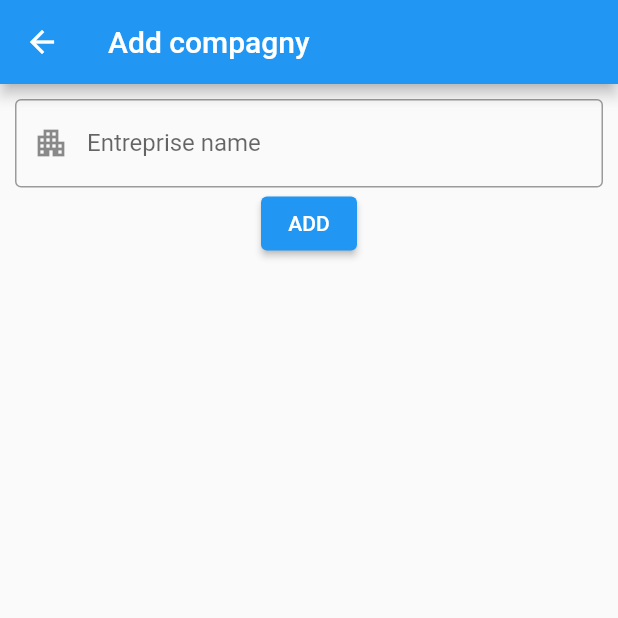
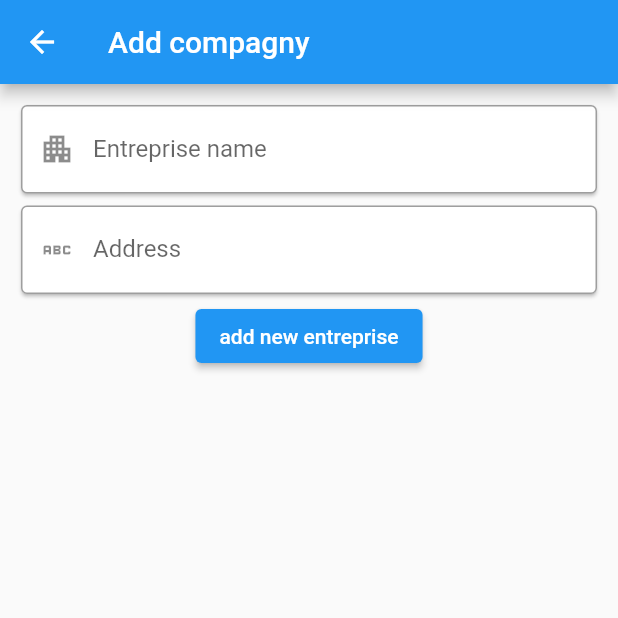
Before and after one commit to PAClement/FlutterFirstProject, a Flutter app: the screen it shows after launch, after a tap on the "add" icon, on a phone screen of 412 x 824 dp, the top half of it. Run offline on Flutter 3.47's test engine with Material 2 defaults, Android fonts, the phone set to English and light mode, and no system bars.

Commit message:
Search Address + fetch API

```diff
--- a/lib/main.dart
+++ b/lib/main.dart
@@ -1,5 +1,6 @@
 import 'package:first_project/ui/screens/add_company.dart';
 import 'package:first_project/ui/screens/home.dart';
+import 'package:first_project/ui/screens/search_address.dart';
 import 'package:flutter/material.dart';
 
 void main() {
@@ -18,10 +19,11 @@ class MyApp extends StatelessWidget {
       theme: ThemeData(
         primarySwatch: Colors.blue,
       ),
-      home: Home(),
+      home: const Home(),
       routes: {
-        '/home': (context) => Home(),
+        '/home': (context) => const Home(),
         '/addCompany': (context) => AddCompagny(),
+        '/searchAddr': (context) => const SearchAddress()
       },
     );
   }
@@ -39,6 +41,6 @@ class MyHomePage extends StatefulWidget {
 class _MyHomePageState extends State<MyHomePage> {
   @override
   Widget build(BuildContext context) {
-    return Scaffold();
+    return const Scaffold();
   }
 }
--- /dev/null
+++ b/lib/models/address.dart
@@ -0,0 +1,17 @@
+class Address {
+  final String street;
+  final String postcode;
+  final String city;
+
+  const Address(this.street, this.postcode, this.city);
+
+  factory Address.fromGeoJson(Map<String, dynamic> json) {
+    final Map<String, dynamic> properties = json['properties'] ?? {};
+
+    final String street = properties['name'];
+    final String postcode = properties['postcode'];
+    final String city = properties['city'];
+
+    return Address(street, postcode, city);
+  }
+}
--- a/lib/models/company.dart
+++ b/lib/models/company.dart
@@ -1,6 +1,9 @@
+import 'package:first_project/models/address.dart';
+
 class Company {
   final int id;
   final String name;
+  final Address address;
 
-  const Company(this.id, this.name);
+  const Company(this.id, this.name, this.address);
 }
--- /dev/null
+++ b/lib/repositories/AddressRepository.dart
@@ -0,0 +1,30 @@
+import 'dart:convert';
+import 'package:http/http.dart';
+import '../models/address.dart';
+
+class AddressRepository {
+  Future<List<Address>> fetchAddresses(String query) async {
+    final Response response = await get(
+        Uri.parse('https://api-adresse.data.gouv.fr/search?q=$query&limit=15'));
+    if (response.statusCode == 200) {
+      final List<Address> addresses = []; // Liste que la méthode va renvoyer
+
+      // Transformation du JSON (String) en Map<String, dynamic>
+      final Map<String, dynamic> json = jsonDecode(response.body);
+      if (json.containsKey("features")) {
+        // Récupération des "features"
+        final List<dynamic> features = json['features'];
+
+        // Transformation de chaque "feature" en objet de type "Address"
+        for (Map<String, dynamic> feature in features) {
+          final Address address = Address.fromGeoJson(feature);
+
+          addresses.add(address);
+        }
+      }
+      return addresses;
+    } else {
+      throw Exception('Failed to load addresses');
+    }
+  }
+}
--- a/lib/ui/screens/add_company.dart
+++ b/lib/ui/screens/add_company.dart
@@ -1,10 +1,15 @@
 import 'package:flutter/material.dart';
 import '../../models/company.dart';
+import '../../models/address.dart';
 
 class AddCompagny extends StatelessWidget {
   AddCompagny({Key? key}) : super(key: key);
 
-  final _textFieldController = TextEditingController();
+  final _nameController = TextEditingController();
+  Address? address;
+
+  final _addrController = TextEditingController();
+
   final GlobalKey<FormState> _formKey = GlobalKey();
 
   @override
@@ -14,36 +19,64 @@ class AddCompagny extends StatelessWidget {
         title: const Text('Add compagny'),
       ),
       body: Container(
-        margin: EdgeInsets.all(10.0),
+        margin: const EdgeInsets.all(10.0),
         child: Form(
           key: _formKey,
           child: Column(
             crossAxisAlignment: CrossAxisAlignment.center,
             children: <Widget>[
-              TextFormField(
-                decoration: const InputDecoration(
-                  prefixIcon: Icon(Icons.apartment),
-                  border: OutlineInputBorder(),
-                  labelText: 'Entreprise name',
+              Card(
+                child: TextFormField(
+                  controller: _nameController,
+                  validator: (value) {
+                    if (value == null || value.isEmpty) {
+                      return 'Please enter some text';
+                    }
+                    return null;
+                  },
+                  decoration: const InputDecoration(
+                    prefixIcon: Icon(Icons.apartment),
+                    border: OutlineInputBorder(),
+                    labelText: 'Entreprise name',
+                  ),
                 ),
-                validator: (value) {
-                  if (value == null || value.isEmpty) {
-                    return 'Please enter some text';
-                  }
-                  return null;
-                },
-                controller: _textFieldController,
+              ),
+              Card(
+                child: TextFormField(
+                  controller: _addrController,
+                  validator: (value) {
+                    if (value == null || value.isEmpty) {
+                      return 'Please enter some text';
+                    }
+                    return null;
+                  },
+                  decoration: const InputDecoration(
+                    prefixIcon: Icon(Icons.abc_outlined),
+                    border: OutlineInputBorder(),
+                    labelText: 'Address',
+                  ),
+                  readOnly: true,
+                  onTap: () async {
+                    address = await Navigator.of(context)
+                        .pushNamed("/searchAddr") as Address?;
+
+                    if (address != null) {
+                      _addrController.text =
+                          "${address!.street} - ${address!.postcode} - ${address!.city}";
+                    }
+                  },
+                ),
               ),
               ElevatedButton(
                 onPressed: () {
-                  if (_formKey.currentState!.validate()) {
-                    final String name = _textFieldController.text;
+                  if (_formKey.currentState!.validate() && address != null) {
+                    final String name = _nameController.text;
 
-                    final Company company = Company(0, name);
+                    final Company company = Company(0, name, address!);
                     Navigator.of(context).pop(company);
                   }
                 },
-                child: const Text('ADD'),
+                child: const Text('add new entreprise'),
               )
             ],
           ),
--- a/lib/ui/screens/home.dart
+++ b/lib/ui/screens/home.dart
@@ -1,4 +1,3 @@
-import 'package:first_project/ui/screens/add_company.dart';
 import 'package:flutter/material.dart';
 import '../../models/company.dart';
 
@@ -18,13 +17,15 @@ class _HomeState extends State<Home> {
       appBar: AppBar(
         title: const Text('MyDigitalMap'),
       ),
-      body: Container(
+      body: Card(
         child: ListView.builder(
           itemBuilder: (BuildContext context, int index) {
             final item = _companies[index];
 
             return ListTile(
               title: Text(item.name),
+              subtitle: Text(
+                  "${item.address.street} - ${item.address.postcode} - ${item.address.city}"),
             );
           },
           itemCount: _companies.length,
--- a/pubspec.yaml
+++ b/pubspec.yaml
@@ -36,6 +36,7 @@ dependencies:
   # The following adds the Cupertino Icons font to your application.
   # Use with the CupertinoIcons class for iOS style icons.
   cupertino_icons: ^1.0.2
+  http: ^0.13.5
 
 dev_dependencies:
   flutter_test:
```
Also changed, not shown: lib/mds_tile.dart (deleted, +0 -22 lines), lib/ui/screens/search_address.dart (added, +67 -0 lines), pubspec.lock.
